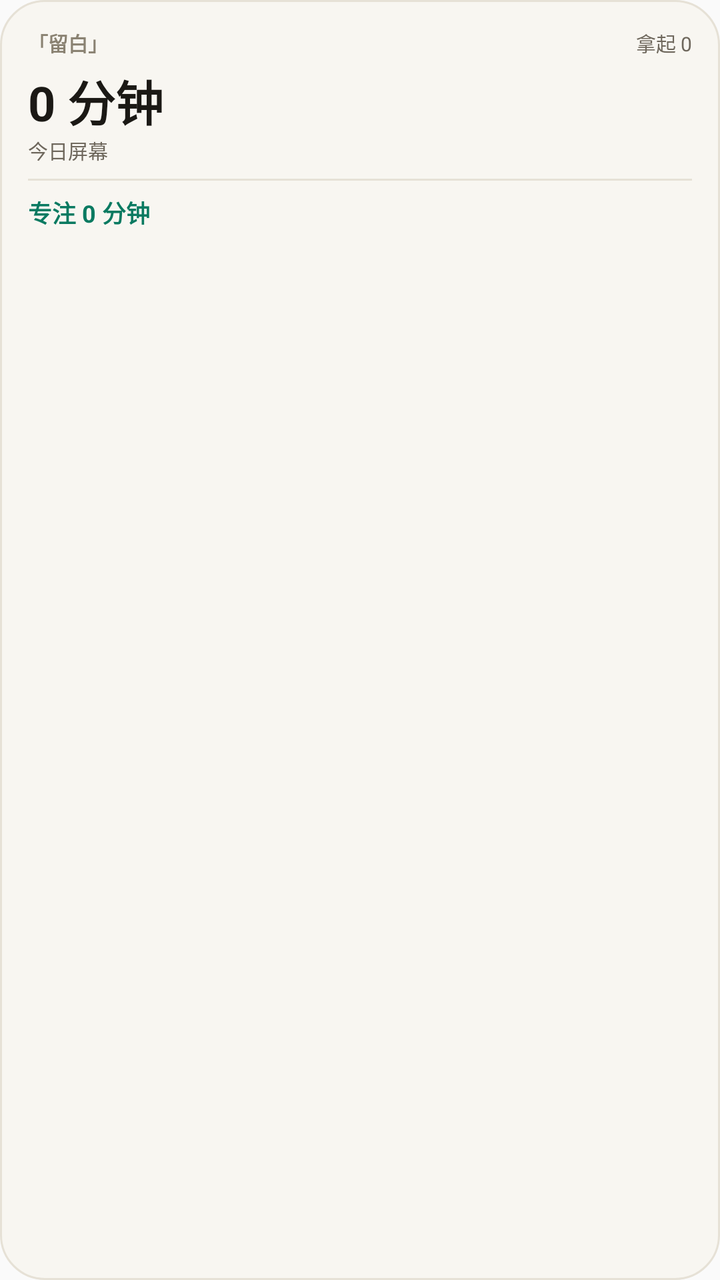
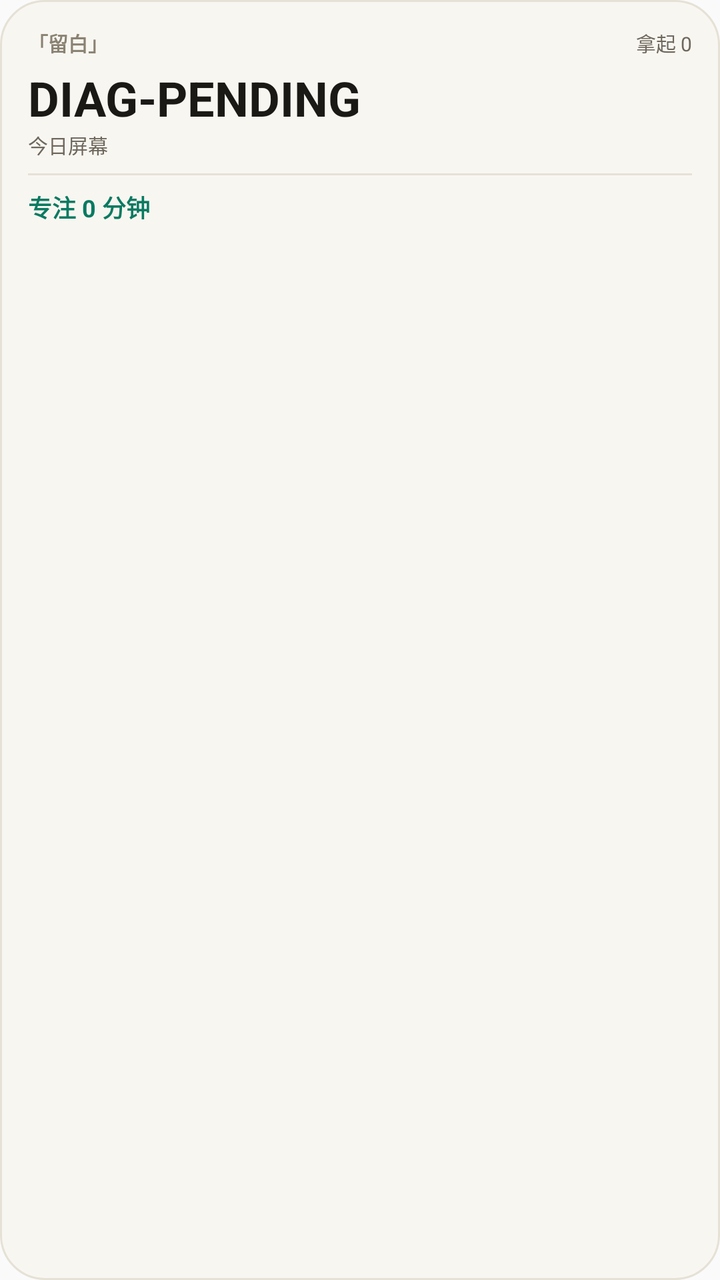

An Android layout rendered at two revisions. The XML below is the earlier revision; the diff shows what the commit changed to produce the second picture.
<!-- AndroidManifest.xml: application theme Theme.Liubai -->
<!-- res/layout/widget_small.xml -->
<?xml version="1.0" encoding="utf-8"?>
<LinearLayout xmlns:android="http://schemas.android.com/apk/res/android"
    android:id="@android:id/background"
    android:layout_width="match_parent"
    android:layout_height="match_parent"
    android:orientation="vertical"
    android:padding="14dp"
    android:background="@drawable/widget_bg">

    <LinearLayout
        android:layout_width="match_parent"
        android:layout_height="wrap_content"
        android:orientation="horizontal"
        android:gravity="center_vertical">

        <TextView
            android:layout_width="0dp"
            android:layout_height="wrap_content"
            android:layout_weight="1"
            android:maxLines="1"
            android:text="「留白」"
            android:textSize="10sp"
            android:textStyle="bold"
            android:textColor="#8A8272" />

        <TextView
            android:id="@+id/widget_pickup"
            android:layout_width="wrap_content"
            android:layout_height="wrap_content"
            android:layout_marginStart="6dp"
            android:text="拿起 0"
            android:textSize="10sp"
            android:textColor="#6E675C" />
    </LinearLayout>

    <TextView
        android:id="@+id/widget_screen"
        android:layout_width="wrap_content"
        android:layout_height="wrap_content"
        android:layout_marginTop="4dp"
        android:text="0 分钟"
        android:textSize="24sp"
        android:textStyle="bold"
        android:textColor="#1B1915" />

    <TextView
        android:layout_width="wrap_content"
        android:layout_height="wrap_content"
        android:text="今日屏幕"
        android:textSize="10sp"
        android:textColor="#6E675C" />

    <View
        android:layout_width="match_parent"
        android:layout_height="1dp"
        android:layout_marginTop="7dp"
        android:layout_marginBottom="7dp"
        android:background="#E6E1D6" />

    <TextView
        android:id="@+id/widget_focus"
        android:layout_width="wrap_content"
        android:layout_height="wrap_content"
        android:text="专注 0 分钟"
        android:textSize="12sp"
        android:textStyle="bold"
        android:textColor="#0A7A61" />
</LinearLayout>
<!-- resources referenced by this layout -->
<resources>
  <!-- drawable widget_bg (drawable) -->
  <?xml version="1.0" encoding="utf-8"?>
  <shape xmlns:android="http://schemas.android.com/apk/res/android" android:shape="rectangle">
      <solid android:color="#F8F6F1" />
      <corners android:radius="22dp" />
      <stroke android:width="1dp" android:color="#E6E1D6" />
  </shape>
  <style name="Theme.Liubai" parent="android:Theme.Material.Light.NoActionBar">
          <item name="android:statusBarColor">@android:color/transparent</item>
          <item name="android:windowLightStatusBar">true</item>
          <item name="android:navigationBarColor">@android:color/transparent</item>
      </style>
</resources>

<!-- the commit's change to res/layout/widget_small.xml (unified diff, before → after) -->
@@ -38,7 +38,7 @@
         android:layout_width="wrap_content"
         android:layout_height="wrap_content"
         android:layout_marginTop="4dp"
-        android:text="0 分钟"
+        android:text="DIAG-PENDING"
         android:textSize="24sp"
         android:textStyle="bold"
         android:textColor="#1B1915" />
